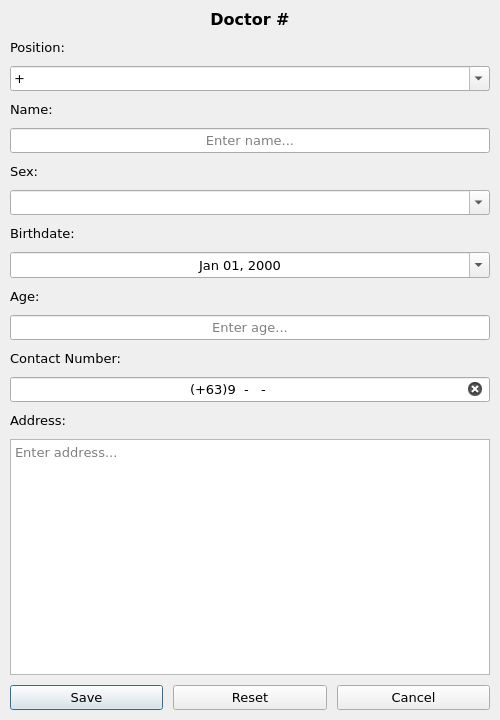
Above: UI/main_doctor_dialog_ui.ui from jsmcodes/CPC-V before the change. Below: the same form after it.
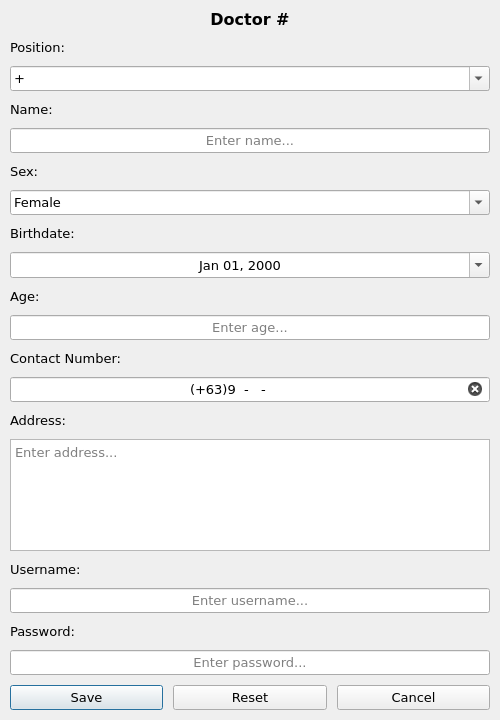
That is the form after the change.

What changed in the file:
```diff
--- a/UI/main_doctor_dialog_ui.ui
+++ b/UI/main_doctor_dialog_ui.ui
@@ -114,7 +114,7 @@
       <bool>true</bool>
      </property>
      <property name="currentIndex">
-      <number>-1</number>
+      <number>0</number>
      </property>
      <property name="maxVisibleItems">
       <number>2</number>
@@ -125,6 +125,16 @@
      <property name="modelColumn">
       <number>0</number>
      </property>
+     <item>
+      <property name="text">
+       <string>Female</string>
+      </property>
+     </item>
+     <item>
+      <property name="text">
+       <string>Male</string>
+      </property>
+     </item>
     </widget>
    </item>
    <item>
@@ -222,6 +232,43 @@
      </property>
     </widget>
    </item>
+   <item>
+    <widget class="QLabel" name="lbl_username">
+     <property name="text">
+      <string>Username:</string>
+     </property>
+    </widget>
+   </item>
+   <item>
+    <widget class="QLineEdit" name="lnedit_username">
+     <property name="alignment">
+      <set>Qt::AlignCenter</set>
+     </property>
+     <property name="placeholderText">
+      <string>Enter username...</string>
+     </property>
+    </widget>
+   </item>
+   <item>
+    <widget class="QLabel" name="lbl_password">
+     <property name="text">
+      <string>Password:</string>
+     </property>
+    </widget>
+   </item>
+   <item>
+    <widget class="QLineEdit" name="lnedit_password">
+     <property name="echoMode">
+      <enum>QLineEdit::Password</enum>
+     </property>
+     <property name="alignment">
+      <set>Qt::AlignCenter</set>
+     </property>
+     <property name="placeholderText">
+      <string>Enter password...</string>
+     </property>
+    </widget>
+   </item>
    <item>
     <widget class="QWidget" name="wdgt_dialog_buttons" native="true">
      <layout class="QHBoxLayout" name="wdgt_dialog_buttons_layout" stretch="1,1,1">
```
